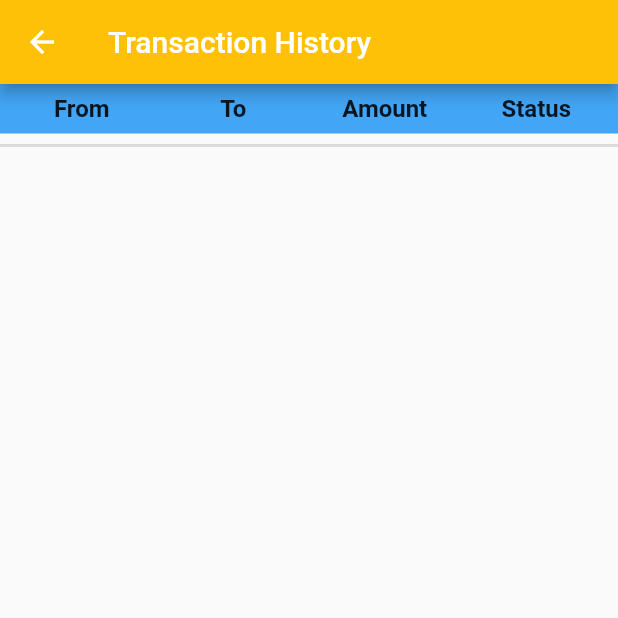
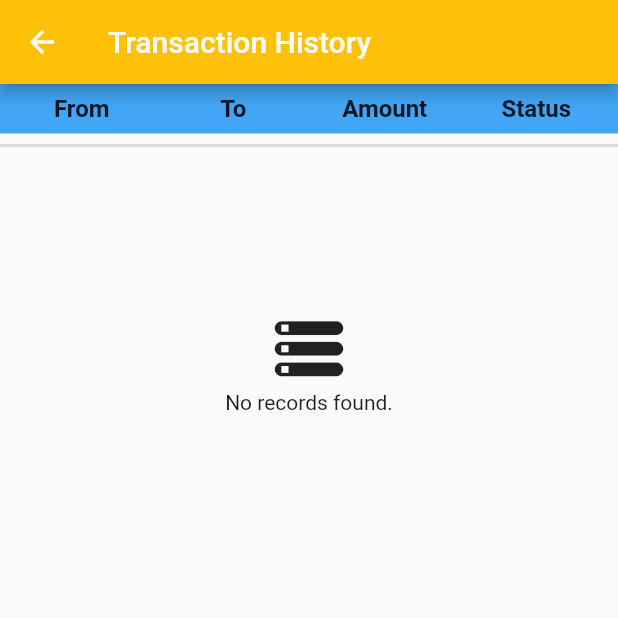
Before and after one commit to suvakanta1808/basic_banking_app, a Flutter app: the screen it shows after launch, after a tap on the "history" icon, on a phone screen of 412 x 824 dp, the top half of it. Run offline on Flutter 3.47's test engine with Material 2 defaults, Android fonts, the phone set to English and light mode, and no system bars; our stand-ins replace shared_preferences, sqflite; accounts and stored records are empty.

```diff
--- a/lib/main.dart
+++ b/lib/main.dart
@@ -1,15 +1,17 @@
+import 'package:flutter/material.dart';
+import 'package:flutter/services.dart';
+
 import 'package:bank_app/screens/payment_screen.dart';
 import 'package:bank_app/screens/splash_screen.dart';
 import 'package:bank_app/screens/transaction_result_screen.dart';
 import 'package:bank_app/screens/trasaction_history_screen.dart';
 import 'package:bank_app/screens/user_detail_screen.dart';
 import 'package:bank_app/screens/user_selection_screen.dart';
-import 'package:flutter/material.dart';
-
 import 'package:bank_app/screens/home_screen.dart';
 
 void main() {
   runApp(MyApp());
+  SystemChrome.setEnabledSystemUIOverlays([SystemUiOverlay.bottom]);
 }
 
 class MyApp extends StatefulWidget {
--- a/lib/screens/trasaction_history_screen.dart
+++ b/lib/screens/trasaction_history_screen.dart
@@ -121,11 +121,26 @@ class _TransactionHistoryScreenState extends State<TransactionHistoryScreen> {
                   ),
                   Container(
                     height: MediaQuery.of(context).size.height - 130,
-                    child: ListView.builder(
-                      itemBuilder: (ctx, i) =>
-                          TransactionHistoryItem(_transactions[i]),
-                      itemCount: _transactions.length,
-                    ),
+                    child: _transactions.length == 0
+                        ? Center(
+                            child: Container(
+                              margin: EdgeInsets.only(top: 100),
+                              child: Column(
+                                children: [
+                                  Icon(
+                                    Icons.storage_rounded,
+                                    size: 55,
+                                  ),
+                                  Text('No records found.')
+                                ],
+                              ),
+                            ),
+                          )
+                        : ListView.builder(
+                            itemBuilder: (ctx, i) =>
+                                TransactionHistoryItem(_transactions[i]),
+                            itemCount: _transactions.length,
+                          ),
                   ),
                 ],
               ),
```
